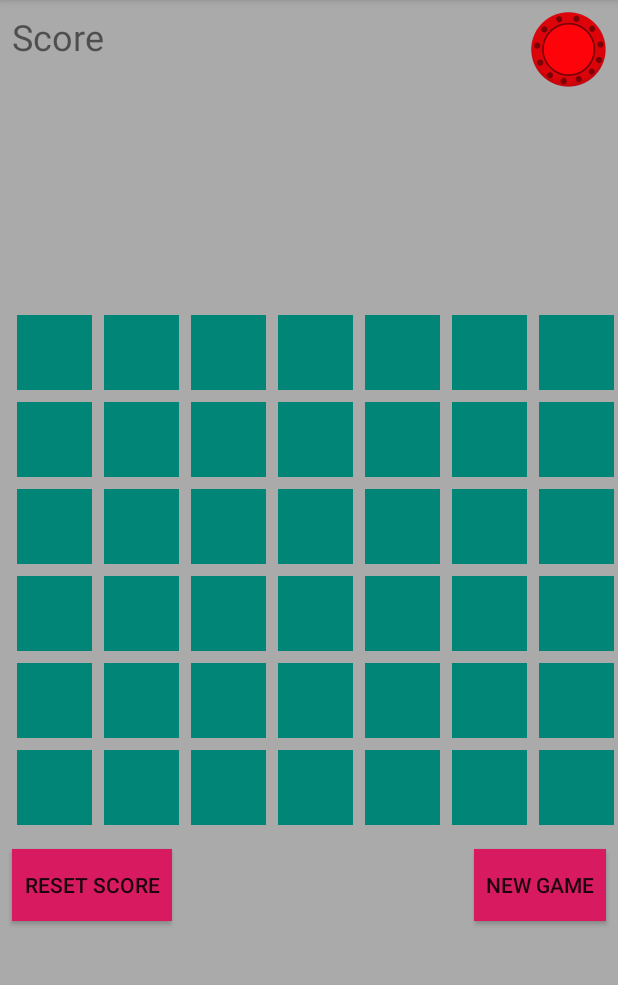
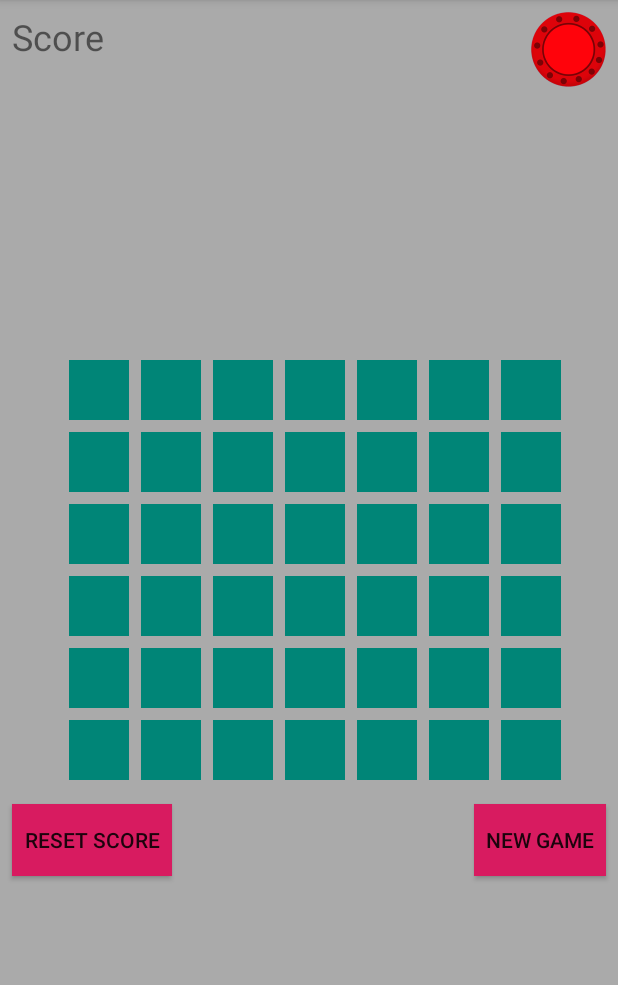
Before and after one commit to ballr73/ConnectFour, an Android app: the screen it shows after launch (MainActivity), on a phone screen of 412 x 824 dp, the part 84-1069 px from its top. Run offline under Robolectric (Android 15) with nearby library versions, the phone set to English and light mode, and no system bars.

Commit message:
dynamic image dimensions

```diff
--- a/app/src/main/res/layout/activity_main.xml
+++ b/app/src/main/res/layout/activity_main.xml
@@ -35,8 +35,10 @@
 
         <ImageView
             android:id="@+id/imageView1"
-            android:layout_width="50dp"
-            android:layout_height="50dp"
+            android:maxWidth="50dp"
+            android:maxHeight="50dp"
+            android:minWidth="40dp"
+            android:minHeight="40dp"
             android:layout_marginStart="8dp"
             android:layout_marginBottom="8dp"
             android:background="@android:color/holo_blue_light"
@@ -48,8 +50,10 @@
 
         <ImageView
             android:id="@+id/imageView2"
-            android:layout_width="50dp"
-            android:layout_height="50dp"
+            android:maxWidth="50dp"
+            android:maxHeight="50dp"
+            android:minWidth="40dp"
+            android:minHeight="40dp"
             android:layout_marginStart="8dp"
             android:layout_marginBottom="8dp"
             android:background="@android:color/holo_blue_light"
@@ -61,8 +65,10 @@
 
         <ImageView
             android:id="@+id/imageView3"
-            android:layout_width="50dp"
-            android:layout_height="50dp"
+            android:maxWidth="50dp"
+            android:maxHeight="50dp"
+            android:minWidth="40dp"
+            android:minHeight="40dp"
             android:layout_marginStart="8dp"
             android:layout_marginBottom="8dp"
             android:background="@android:color/holo_blue_light"
@@ -74,8 +80,10 @@
 
         <ImageView
             android:id="@+id/imageView4"
-            android:layout_width="50dp"
-            android:layout_height="50dp"
+            android:maxWidth="50dp"
+            android:maxHeight="50dp"
+            android:minWidth="40dp"
+            android:minHeight="40dp"
             android:layout_marginStart="8dp"
             android:layout_marginBottom="8dp"
             android:background="@android:color/holo_blue_light"
@@ -87,8 +95,10 @@
 
         <ImageView
             android:id="@+id/imageView5"
-            android:layout_width="50dp"
-            android:layout_height="50dp"
+            android:maxWidth="50dp"
+            android:maxHeight="50dp"
+            android:minWidth="40dp"
+            android:minHeight="40dp"
             android:layout_marginStart="8dp"
             android:layout_marginBottom="8dp"
             android:background="@android:color/holo_blue_light"
@@ -100,8 +110,10 @@
 
         <ImageView
             android:id="@+id/imageView6"
-            android:layout_width="50dp"
-            android:layout_height="50dp"
+            android:maxWidth="50dp"
+            android:maxHeight="50dp"
+            android:minWidth="40dp"
+            android:minHeight="40dp"
             android:layout_marginStart="8dp"
             android:layout_marginBottom="8dp"
             android:background="@android:color/holo_blue_light"
@@ -113,8 +125,10 @@
 
         <ImageView
             android:id="@+id/imageView7"
-            android:layout_width="50dp"
-            android:layout_height="50dp"
+            android:maxWidth="50dp"
+            android:maxHeight="50dp"
+            android:minWidth="40dp"
+            android:minHeight="40dp"
             android:layout_marginStart="8dp"
             android:layout_marginBottom="8dp"
             android:background="@android:color/holo_blue_light"
@@ -126,8 +140,10 @@
 
         <ImageView
             android:id="@+id/imageView8"
-            android:layout_width="50dp"
-            android:layout_height="50dp"
+            android:maxWidth="50dp"
+            android:maxHeight="50dp"
+            android:minWidth="40dp"
+            android:minHeight="40dp"
             android:layout_marginStart="8dp"
             android:layout_marginBottom="8dp"
             android:background="@android:color/holo_blue_light"
@@ -139,8 +155,10 @@
 
         <ImageView
             android:id="@+id/imageView9"
-            android:layout_width="50dp"
-            android:layout_height="50dp"
+            android:maxWidth="50dp"
+            android:maxHeight="50dp"
+            android:minWidth="40dp"
+            android:minHeight="40dp"
             android:layout_marginStart="8dp"
             android:layout_marginBottom="8dp"
             android:background="@android:color/holo_blue_light"
@@ -152,8 +170,10 @@
 
         <ImageView
             android:id="@+id/imageView10"
-            android:layout_width="50dp"
-            android:layout_height="50dp"
+            android:maxWidth="50dp"
+            android:maxHeight="50dp"
+            android:minWidth="40dp"
+            android:minHeight="40dp"
             android:layout_marginStart="8dp"
             android:layout_marginBottom="8dp"
             android:background="@android:color/holo_blue_light"
@@ -165,8 +185,10 @@
 
         <ImageView
             android:id="@+id/imageView11"
-            android:layout_width="50dp"
-            android:layout_height="50dp"
+            android:maxWidth="50dp"
+            android:maxHeight="50dp"
+            android:minWidth="40dp"
+            android:minHeight="40dp"
             android:layout_marginStart="8dp"
             android:layout_marginBottom="8dp"
             android:background="@android:color/holo_blue_light"
@@ -178,8 +200,10 @@
 
         <ImageView
             android:id="@+id/imageView12"
-            android:layout_width="50dp"
-            android:layout_height="50dp"
+            android:maxWidth="50dp"
+            android:maxHeight="50dp"
+            android:minWidth="40dp"
+            android:minHeight="40dp"
             android:layout_marginStart="8dp"
             android:layout_marginBottom="8dp"
             android:background="@android:color/holo_blue_light"
@@ -191,8 +215,10 @@
 
         <ImageView
             android:id="@+id/imageView13"
-            android:layout_width="50dp"
-            android:layout_height="50dp"
+            android:maxWidth="50dp"
+            android:maxHeight="50dp"
+            android:minWidth="40dp"
+            android:minHeight="40dp"
             android:layout_marginStart="8dp"
             android:layout_marginBottom="8dp"
             android:background="@android:color/holo_blue_light"
@@ -204,8 +230,10 @@
 
         <ImageView
             android:id="@+id/imageView14"
-            android:layout_width="50dp"
-            android:layout_height="50dp"
+            android:maxWidth="50dp"
+            android:maxHeight="50dp"
+            android:minWidth="40dp"
+            android:minHeight="40dp"
             android:layout_marginStart="8dp"
             android:layout_marginBottom="8dp"
             android:background="@android:color/holo_blue_light"
@@ -217,8 +245,10 @@
 
         <ImageView
             android:id="@+id/imageView15"
-            android:layout_width="50dp"
-            android:layout_height="50dp"
+            android:maxWidth="50dp"
+            android:maxHeight="50dp"
+            android:minWidth="40dp"
+            android:minHeight="40dp"
             android:layout_marginStart="8dp"
             android:layout_marginBottom="8dp"
             android:background="@android:color/holo_blue_light"
@@ -230,8 +260,10 @@
 
         <ImageView
             android:id="@+id/imageView16"
-            android:layout_width="50dp"
-            android:layout_height="50dp"
+            android:maxWidth="50dp"
+            android:maxHeight="50dp"
+            android:minWidth="40dp"
+            android:minHeight="40dp"
             android:layout_marginStart="8dp"
             android:layout_marginBottom="8dp"
             android:background="@android:color/holo_blue_light"
@@ -243,8 +275,10 @@
 
         <ImageView
             android:id="@+id/imageView17"
-            android:layout_width="50dp"
-            android:layout_height="50dp"
+            android:maxWidth="50dp"
+            android:maxHeight="50dp"
+            android:minWidth="40dp"
+            android:minHeight="40dp"
             android:layout_marginStart="8dp"
             android:layout_marginBottom="8dp"
             android:background="@android:color/holo_blue_light"
@@ -256,8 +290,10 @@
 
         <ImageView
             android:id="@+id/imageView18"
-            android:layout_width="50dp"
-            android:layout_height="50dp"
+            android:maxWidth="50dp"
+            android:maxHeight="50dp"
+            android:minWidth="40dp"
+            android:minHeight="40dp"
             android:layout_marginStart="8dp"
             android:layout_marginBottom="8dp"
             android:background="@android:color/holo_blue_light"
@@ -269,8 +305,10 @@
 
         <ImageView
             android:id="@+id/imageView19"
-            android:layout_width="50dp"
-            android:layout_height="50dp"
+            android:maxWidth="50dp"
+            android:maxHeight="50dp"
+            android:minWidth="40dp"
+            android:minHeight="40dp"
             android:layout_marginStart="8dp"
             android:layout_marginBottom="8dp"
             android:background="@android:color/holo_blue_light"
@@ -282,8 +320,10 @@
 
         <ImageView
             android:id="@+id/imageView20"
-            android:layout_width="50dp"
-            android:layout_height="50dp"
+            android:maxWidth="50dp"
+            android:maxHeight="50dp"
+            android:minWidth="40dp"
+            android:minHeight="40dp"
             android:layout_marginStart="8dp"
             android:layout_marginBottom="8dp"
             android:background="@android:color/holo_blue_light"
@@ -295,8 +335,10 @@
 
         <ImageView
             android:id="@+id/imageView21"
-            android:layout_width="50dp"
-            android:layout_height="50dp"
+            android:maxWidth="50dp"
+            android:maxHeight="50dp"
+            android:minWidth="40dp"
+            android:minHeight="40dp"
             android:layout_marginStart="8dp"
             android:layout_marginBottom="8dp"
             android:background="@android:color/holo_blue_light"
@@ -308,8 +350,10 @@
 
         <ImageView
             android:id="@+id/imageView23"
-            android:layout_width="50dp"
-            android:layout_height="50dp"
+            android:maxWidth="50dp"
+            android:maxHeight="50dp"
+            android:minWidth="40dp"
+            android:minHeight="40dp"
             android:layout_marginStart="8dp"
             android:layout_marginBottom="8dp"
             android:background="@android:color/holo_blue_light"
@@ -321,8 +365,10 @@
 
         <ImageView
             android:id="@+id/imageView24"
-            android:layout_width="50dp"
-            android:layout_height="50dp"
+            android:maxWidth="50dp"
+            android:maxHeight="50dp"
+            android:minWidth="40dp"
+            android:minHeight="40dp"
             android:layout_marginStart="8dp"
             android:layout_marginBottom="8dp"
             android:background="@android:color/holo_blue_light"
@@ -334,8 +380,10 @@
 
         <ImageView
             android:id="@+id/imageView25"
-            android:layout_width="50dp"
-            android:layout_height="50dp"
+            android:maxWidth="50dp"
+            android:maxHeight="50dp"
+            android:minWidth="40dp"
+            android:minHeight="40dp"
             android:layout_marginStart="8dp"
             android:layout_marginBottom="8dp"
             android:background="@android:color/holo_blue_light"
@@ -347,8 +395,10 @@
 
         <ImageView
             android:id="@+id/imageView26"
-            android:layout_width="50dp"
-            android:layout_height="50dp"
+            android:maxWidth="50dp"
+            android:maxHeight="50dp"
+            android:minWidth="40dp"
+            android:minHeight="40dp"
             android:layout_marginStart="8dp"
             android:layout_marginBottom="8dp"
             android:background="@android:color/holo_blue_light"
@@ -360,8 +410,10 @@
 
         <ImageView
             android:id="@+id/imageView27"
-            android:layout_width="50dp"
-            android:layout_height="50dp"
+            android:maxWidth="50dp"
+            android:maxHeight="50dp"
+            android:minWidth="40dp"
+            android:minHeight="40dp"
             android:layout_marginStart="8dp"
             android:layout_marginBottom="8dp"
             android:background="@android:color/holo_blue_light"
@@ -373,8 +425,10 @@
 
         <ImageView
             android:id="@+id/imageView28"
-            android:layout_width="50dp"
-            android:layout_height="50dp"
+            android:maxWidth="50dp"
+            android:maxHeight="50dp"
+            android:minWidth="40dp"
+            android:minHeight="40dp"
             android:layout_marginStart="8dp"
             android:layout_marginBottom="8dp"
             android:background="@android:color/holo_blue_light"
@@ -386,8 +440,10 @@
 
         <ImageView
             android:id="@+id/imageView29"
-            android:layout_width="50dp"
-            android:layout_height="50dp"
+            android:maxWidth="50dp"
+            android:maxHeight="50dp"
+            android:minWidth="40dp"
+            android:minHeight="40dp"
             android:layout_marginStart="8dp"
             android:layout_marginBottom="8dp"
             android:background="@android:color/holo_blue_light"
@@ -399,8 +455,10 @@
 
         <ImageView
             android:id="@+id/imageView30"
-            android:layout_width="50dp"
-            android:layout_height="50dp"
+            android:maxWidth="50dp"
+            android:maxHeight="50dp"
+            android:minWidth="40dp"
+            android:minHeight="40dp"
             android:layout_marginStart="8dp"
             android:layout_marginBottom="8dp"
             android:background="@android:color/holo_blue_light"
@@ -412,8 +470,10 @@
 
         <ImageView
             android:id="@+id/imageView31"
-            android:layout_width="50dp"
-            android:layout_height="50dp"
+            android:maxWidth="50dp"
+            android:maxHeight="50dp"
+            android:minWidth="40dp"
+            android:minHeight="40dp"
             android:layout_marginStart="8dp"
             android:layout_marginBottom="8dp"
             android:background="@android:color/holo_blue_light"
@@ -425,8 +485,10 @@
 
         <ImageView
             android:id="@+id/imageView32"
-            android:layout_width="50dp"
-            android:layout_height="50dp"
+            android:maxWidth="50dp"
+            android:maxHeight="50dp"
+            android:minWidth="40dp"
+            android:minHeight="40dp"
             android:layout_marginStart="8dp"
             android:layout_marginBottom="8dp"
             android:background="@android:color/holo_blue_light"
@@ -438,8 +500,10 @@
 
         <ImageView
             android:id="@+id/imageView33"
-            android:layout_width="50dp"
-            android:layout_height="50dp"
+            android:maxWidth="50dp"
+            android:maxHeight="50dp"
+            android:minWidth="40dp"
+            android:minHeight="40dp"
             android:layout_marginStart="8dp"
             android:layout_marginBottom="8dp"
             android:background="@android:color/holo_blue_light"
@@ -451,8 +515,10 @@
 
         <ImageView
             android:id="@+id/imageView34"
-            android:layout_width="50dp"
-            android:layout_height="50dp"
+            android:maxWidth="50dp"
+            android:maxHeight="50dp"
+            android:minWidth="40dp"
+            android:minHeight="40dp"
             android:layout_marginStart="8dp"
             android:layout_marginBottom="8dp"
             android:background="@android:color/holo_blue_light"
@@ -464,8 +530,10 @@
 
         <ImageView
             android:id="@+id/imageView35"
-            android:layout_width="50dp"
-            android:layout_height="50dp"
+            android:maxWidth="50dp"
+            android:maxHeight="50dp"
+            android:minWidth="40dp"
+            android:minHeight="40dp"
             android:layout_marginStart="8dp"
             android:layout_marginBottom="8dp"
             android:background="@android:color/holo_blue_light"
@@ -477,8 +545,10 @@
 
         <ImageView
             android:id="@+id/imageView36"
-            android:layout_width="50dp"
-            android:layout_height="50dp"
+            android:maxWidth="50dp"
+            android:maxHeight="50dp"
+            android:minWidth="40dp"
+            android:minHeight="40dp"
             android:layout_marginStart="8dp"
             android:layout_marginBottom="8dp"
             android:background="@android:color/holo_blue_light"
@@ -490,8 +560,10 @@
 
         <ImageView
             android:id="@+id/imageView37"
-            android:layout_width="50dp"
-            android:layout_height="50dp"
+            android:maxWidth="50dp"
+            android:maxHeight="50dp"
+            android:minWidth="40dp"
+            android:minHeight="40dp"
             android:layout_marginStart="8dp"
             android:layout_marginBottom="8dp"
             android:background="@android:color/holo_blue_light"
@@ -503,8 +575,10 @@
 
         <ImageView
             android:id="@+id/imageView38"
-            android:layout_width="50dp"
-            android:layout_height="50dp"
+            android:maxWidth="50dp"
+            android:maxHeight="50dp"
+            android:minWidth="40dp"
+            android:minHeight="40dp"
             android:layout_marginStart="8dp"
             android:layout_marginBottom="8dp"
             android:background="@android:color/holo_blue_light"
@@ -516,8 +590,10 @@
 
         <ImageView
             android:id="@+id/imageView39"
-            android:layout_width="50dp"
-            android:layout_height="50dp"
+            android:maxWidth="50dp"
+            android:maxHeight="50dp"
+            android:minWidth="40dp"
+            android:minHeight="40dp"
             android:layout_marginStart="8dp"
             android:layout_marginBottom="8dp"
             android:background="@android:color/holo_blue_light"
@@ -529,8 +605,10 @@
 
         <ImageView
             android:id="@+id/imageView40"
-            android:layout_width="50dp"
-            android:layout_height="50dp"
+            android:maxWidth="50dp"
+            android:maxHeight="50dp"
+            android:minWidth="40dp"
+            android:minHeight="40dp"
             android:layout_marginStart="8dp"
             android:layout_marginBottom="8dp"
             android:background="@android:color/holo_blue_light"
@@ -542,8 +620,10 @@
 
         <ImageView
             android:id="@+id/imageView41"
-            android:layout_width="50dp"
-            android:layout_height="50dp"
+            android:maxWidth="50dp"
+            android:maxHeight="50dp"
+            android:minWidth="40dp"
+            android:minHeight="40dp"
             android:layout_marginStart="8dp"
             android:layout_marginBottom="8dp"
             android:background="@android:color/holo_blue_light"
@@ -555,8 +635,10 @@
 
         <ImageView
             android:id="@+id/imageView42"
-            android:layout_width="50dp"
-            android:layout_height="50dp"
+            android:maxWidth="50dp"
+            android:maxHeight="50dp"
+            android:minWidth="40dp"
+            android:minHeight="40dp"
             android:layout_marginStart="8dp"
             android:layout_marginBottom="8dp"
             android:background="@android:color/holo_blue_light"
@@ -568,8 +650,10 @@
 
         <ImageView
             android:id="@+id/imageView43"
-            android:layout_width="50dp"
-            android:layout_height="50dp"
+            android:maxWidth="50dp"
+            android:maxHeight="50dp"
+            android:minWidth="40dp"
+            android:minHeight="40dp"
             android:layout_marginStart="8dp"
             android:layout_marginBottom="8dp"
             android:background="@android:color/holo_blue_light"
```
